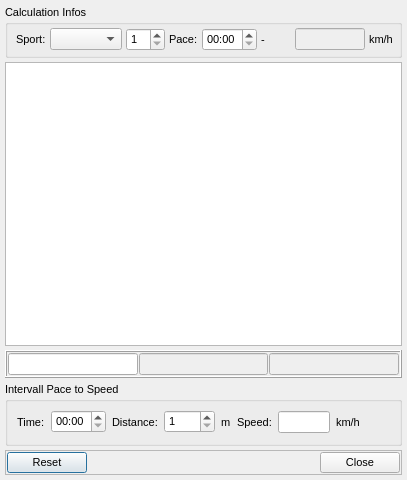
Above: dialog_pacecalc.ui from Tria-Andy/WorkoutEditor before the change. Below: the same form after it.
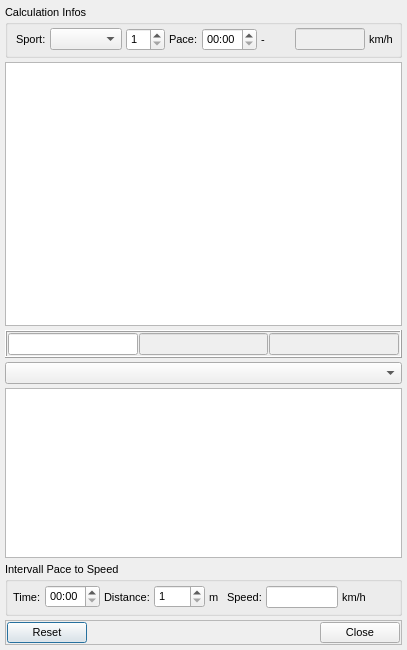
That is the form after the change. Icons and pictures are not drawn.

Commit message: Add Race Calculation for Run and Triathlon

What changed in the file:
```diff
--- a/dialog_pacecalc.ui
+++ b/dialog_pacecalc.ui
@@ -6,8 +6,8 @@
    <rect>
     <x>0</x>
     <y>0</y>
-    <width>397</width>
-    <height>480</height>
+    <width>400</width>
+    <height>650</height>
    </rect>
   </property>
   <property name="font">
@@ -225,6 +225,25 @@
      </layout>
     </widget>
    </item>
+   <item>
+    <widget class="QComboBox" name="comboBox_race"/>
+   </item>
+   <item>
+    <widget class="QTableView" name="tableView_raceCalc">
+     <property name="minimumSize">
+      <size>
+       <width>0</width>
+       <height>170</height>
+      </size>
+     </property>
+     <property name="maximumSize">
+      <size>
+       <width>16777215</width>
+       <height>170</height>
+      </size>
+     </property>
+    </widget>
+   </item>
    <item>
     <widget class="QGroupBox" name="groupBox_2">
      <property name="font">
@@ -236,6 +255,21 @@
       <string>Intervall Pace to Speed</string>
      </property>
      <layout class="QHBoxLayout" name="horizontalLayout_5">
+      <property name="spacing">
+       <number>4</number>
+      </property>
+      <property name="leftMargin">
+       <number>5</number>
+      </property>
+      <property name="topMargin">
+       <number>4</number>
+      </property>
+      <property name="rightMargin">
+       <number>5</number>
+      </property>
+      <property name="bottomMargin">
+       <number>4</number>
+      </property>
       <item>
        <widget class="QLabel" name="label_3">
         <property name="text">
```
The commit also changes 4 other files.
